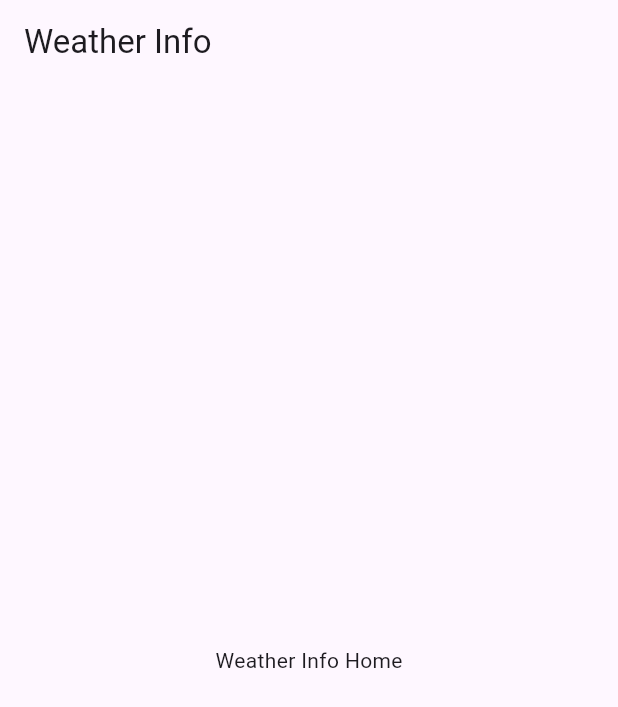
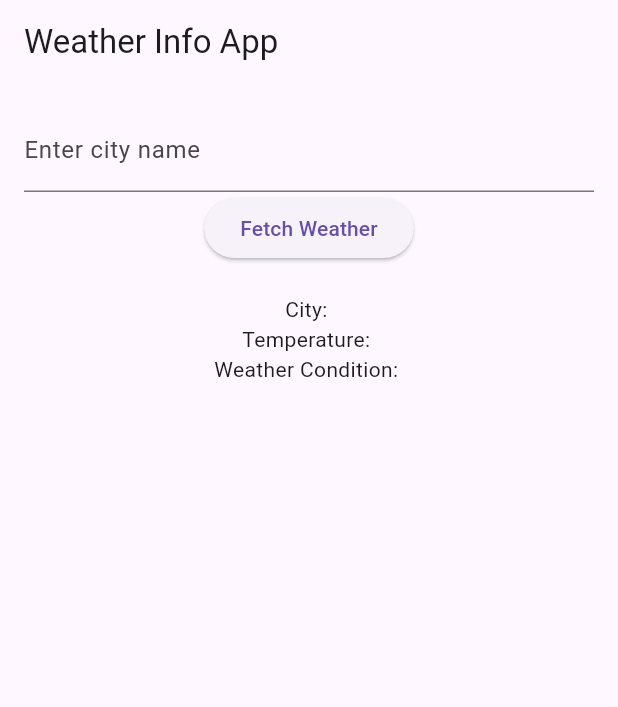
Before and after one commit to Meskerem15/Simple-Weather-Info-App, a Flutter app: the screen it shows after launch, on a phone screen of 412 x 824 dp. Shown: the top 707 px of the screen. Run offline on Flutter 3.47's test engine with Material 3 defaults, Android fonts, the phone set to English and light mode, and no system bars.

Commit message:
Basic UI with input field and button

```diff
--- a/weather_info_app/lib/main.dart
+++ b/weather_info_app/lib/main.dart
@@ -1,18 +1,58 @@
 import 'package:flutter/material.dart';
 
 void main() {
-  runApp(WeatherInfoApp());
+  runApp(MyApp());
 }
 
-class WeatherInfoApp extends StatelessWidget {
+class MyApp extends StatelessWidget {
   @override
   Widget build(BuildContext context) {
     return MaterialApp(
-      title: 'Weather Info App',
       home: Scaffold(
-        appBar: AppBar(title: Text('Weather Info')),
-        body: Center(child: Text('Weather Info Home')),
+        appBar: AppBar(
+          title: Text('Weather Info App'),
+        ),
+        body: WeatherInfo(),
       ),
     );
   }
 }
+
+class WeatherInfo extends StatefulWidget {
+  @override
+  _WeatherInfoState createState() => _WeatherInfoState();
+}
+
+class _WeatherInfoState extends State<WeatherInfo> {
+  final TextEditingController _cityController = TextEditingController();
+  String _cityName = '';
+  String _temperature = '';
+  String _weatherCondition = '';
+
+  void fetchWeather() {
+    // To be implemented in the next steps
+  }
+
+  @override
+  Widget build(BuildContext context) {
+    return Padding(
+      padding: const EdgeInsets.all(16.0),
+      child: Column(
+        children: [
+          TextField(
+            controller: _cityController,
+            decoration: InputDecoration(labelText: 'Enter city name'),
+          ),
+          ElevatedButton(
+            onPressed: fetchWeather,
+            child: Text('Fetch Weather'),
+          ),
+          SizedBox(height: 20),
+          Text('City: $_cityName'),
+          Text('Temperature: $_temperature'),
+          Text('Weather Condition: $_weatherCondition'),
+        ],
+      ),
+    );
+  }
+}
```
